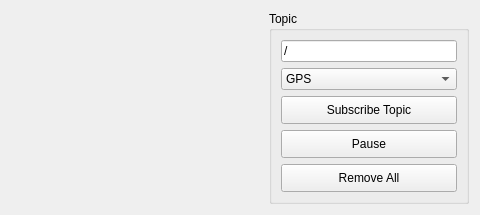
Old version of the form fhwa2_gui/src/fhwa2_gui/MatPlot.ui in the repository GAVLab/fhwa2_viz; both pictures show x 456 to 936 and y 0 to 215 of the 936 by 215 pixel window.
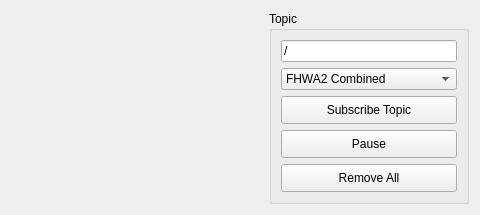
New version of the form. Custom widgets are drawn as their Qt base class.

The edit to the form file:
```diff
--- a/fhwa2_gui/src/fhwa2_gui/MatPlot.ui
+++ b/fhwa2_gui/src/fhwa2_gui/MatPlot.ui
@@ -82,7 +82,7 @@
          <widget class="QComboBox" name="comboBox">
           <item>
            <property name="text">
-            <string>GPS</string>
+            <string>FHWA2 Combined</string>
            </property>
           </item>
           <item>
```
Left out of the diff: 4 changed lines with no effect on the pictures.
